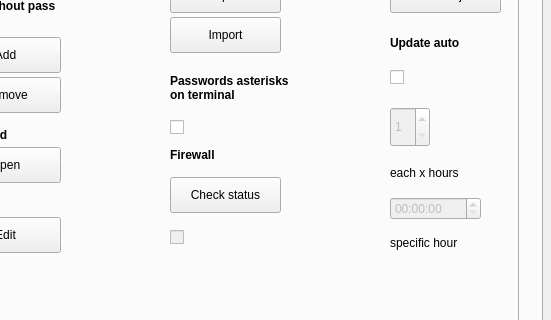
Old version of the form src/mainwindow.ui in the repository adgellida/ubunsys; both pictures show x 98 to 649 and y 179 to 499 of the 649 by 682 pixel window.
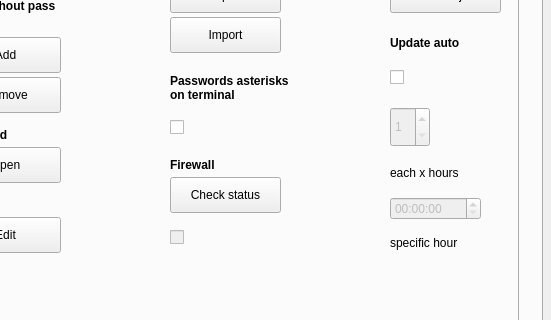
New version of the form. The open tabs and pages were chosen to show the change. Icons and pictures are not drawn.

What changed in the file:
```diff
--- a/src/mainwindow.ui
+++ b/src/mainwindow.ui
@@ -2548,7 +2548,7 @@
         <property name="geometry">
          <rect>
           <x>230</x>
-          <y>240</y>
+          <y>250</y>
           <width>141</width>
           <height>16</height>
          </rect>
```
Left out of the diff: 2 changed lines with no effect on the pictures.
